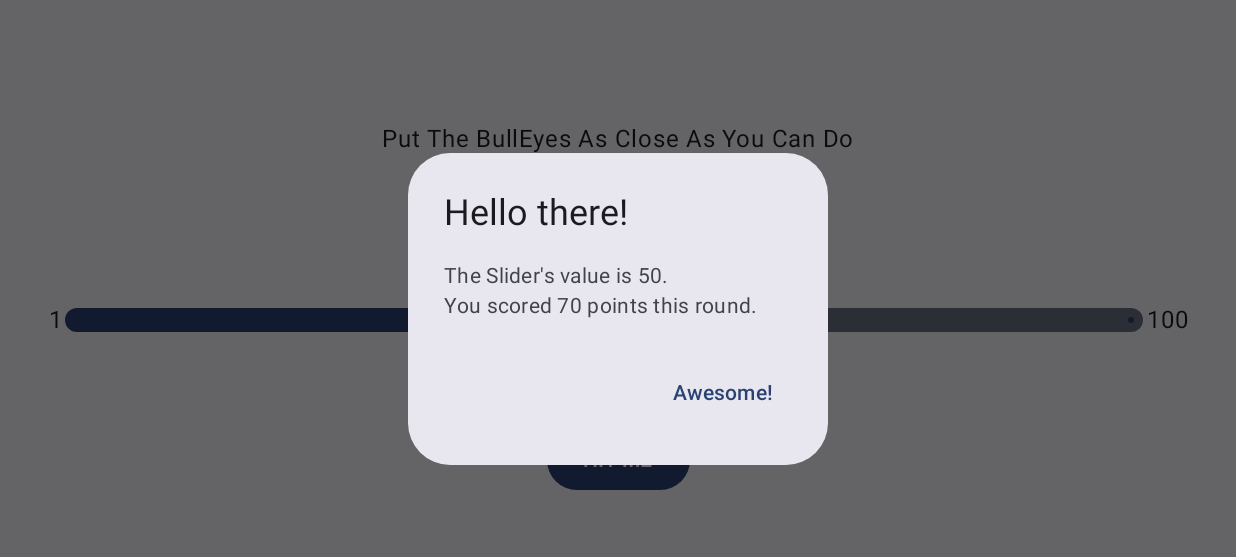
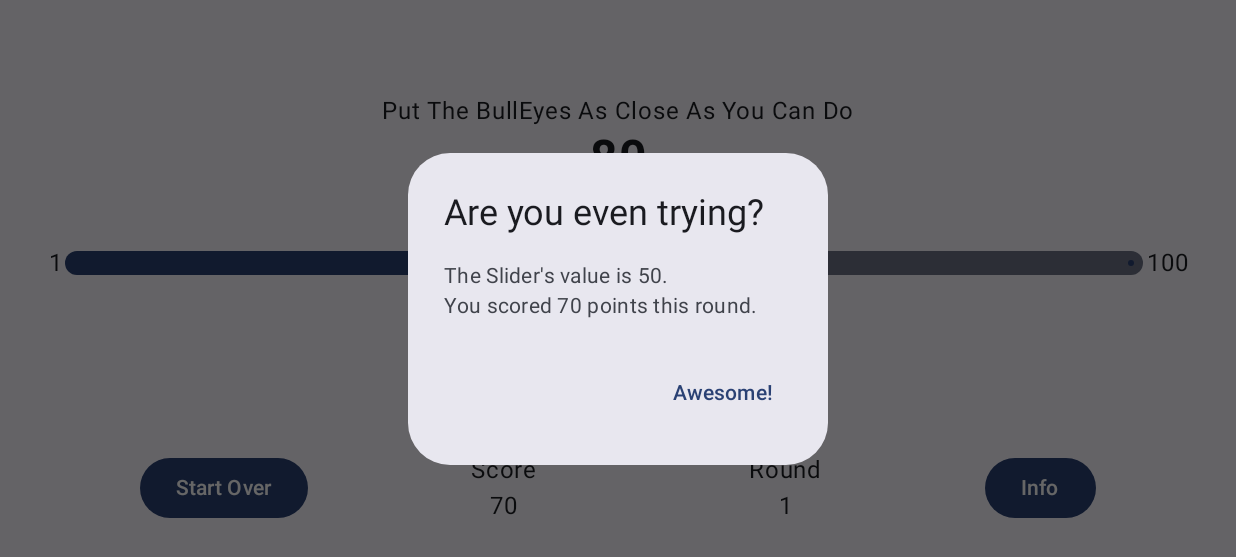
Before and after one commit to dclcs/Bulleys, an Android app built with Jetpack Compose: the screen it shows after launch (MainActivity), after a tap on "HIT ME", on a phone screen of 824 x 412 dp (held sideways). Shown: the top 557 px of the screen. Run offline under Robolectric (Android 15) with nearby library versions, the phone set to English and light mode, and no system bars.

Commit message:
add: start over button action and bonus and show different title with different difference

```diff
--- a/app/src/main/java/com/example/bulleys/MainActivity.kt
+++ b/app/src/main/java/com/example/bulleys/MainActivity.kt
@@ -9,7 +9,7 @@ import androidx.compose.material3.Surface
 import androidx.compose.material3.Text
 import androidx.compose.runtime.Composable
 import androidx.compose.ui.Modifier
-import androidx.compose.ui.tooling.preview.Preview
+import com.example.bulleys.screens.GameScreen
 import com.example.bulleys.ui.theme.BulleysTheme
 
 class MainActivity : ComponentActivity() {
--- /dev/null
+++ b/app/src/main/java/com/example/bulleys/components/GameDetail.kt
@@ -0,0 +1,57 @@
+package com.example.bulleys.components
+
+import androidx.compose.foundation.layout.Arrangement
+import androidx.compose.foundation.layout.Column
+import androidx.compose.foundation.layout.Row
+import androidx.compose.foundation.layout.padding
+import androidx.compose.material3.Button
+import androidx.compose.material3.Text
+import androidx.compose.runtime.Composable
+import androidx.compose.ui.Alignment
+import androidx.compose.ui.Modifier
+import androidx.compose.ui.res.stringResource
+import androidx.compose.ui.tooling.preview.Preview
+import androidx.compose.ui.unit.dp
+import com.example.bulleys.R
+
+@Composable
+fun GameDetail(
+    modifier: Modifier = Modifier,
+    totalScore: Int = 0,
+    round: Int = 0,
+    onStartOver: () -> Unit
+) {
+    Row(
+        verticalAlignment = Alignment.CenterVertically,
+        horizontalArrangement = Arrangement.SpaceEvenly,
+        modifier = modifier
+    ) {
+        Button(onClick = {
+            onStartOver()
+        }) {
+            Text(text = stringResource(id = R.string.start_over))
+        }
+        GameInfo(label = stringResource(id = R.string.score_label), value = totalScore)
+        GameInfo(label = stringResource(id = R.string.current_round_label), value = round)
+        Button(onClick = { /*TODO*/ }) {
+            Text(text = stringResource(id = R.string.info))
+        }
+    }
+}
+
+@Composable
+fun GameInfo(label: String, value: Int = 0) {
+    Column(
+        horizontalAlignment = Alignment.CenterHorizontally,
+        modifier = Modifier.padding(horizontal = 32.dp)
+    ) {
+        Text(text = label)
+        Text(text = value.toString())
+    }
+}
+
+@Preview(showBackground = true)
+@Composable
+fun GameDetailPreview() {
+    GameDetail(onStartOver = {})
+}
--- a/app/src/main/java/com/example/bulleys/GamePrompt.kt
+++ b/app/src/main/java/com/example/bulleys/components/GamePrompt.kt
@@ -1,4 +1,4 @@
-package com.example.bulleys
+package com.example.bulleys.components
 
 import androidx.compose.foundation.layout.Column
 import androidx.compose.material3.Text
@@ -8,6 +8,7 @@ import androidx.compose.ui.Modifier
 import androidx.compose.ui.res.stringResource
 import androidx.compose.ui.text.font.FontWeight
 import androidx.compose.ui.unit.sp
+import com.example.bulleys.R
 
 @Composable
 fun GamePrompt(
--- a/app/src/main/java/com/example/bulleys/ResultDialog.kt
+++ b/app/src/main/java/com/example/bulleys/components/ResultDialog.kt
@@ -1,4 +1,4 @@
-package com.example.bulleys
+package com.example.bulleys.components
 
 import androidx.compose.material3.AlertDialog
 import androidx.compose.material3.Text
@@ -6,10 +6,13 @@ import androidx.compose.material3.TextButton
 import androidx.compose.runtime.Composable
 import androidx.compose.ui.Modifier
 import androidx.compose.ui.res.stringResource
+import com.example.bulleys.R
 
 @Composable
 fun ResultDialog(
+    dialogTitle: Int,
     hideDialog: () -> Unit,
+    onRoundIncrement: () -> Unit,
     sliderValue: Int,
     points: Int,
     modifier: Modifier = Modifier
@@ -17,15 +20,17 @@ fun ResultDialog(
     AlertDialog(
         onDismissRequest = {
             hideDialog()
+            onRoundIncrement()
         },
         confirmButton = {
             TextButton(onClick = {
                 hideDialog()
+                onRoundIncrement()
             }) {
                 Text(text = stringResource(id = R.string.result_dialog_button_text))
             }
         },
-        title = { Text(text = stringResource(id = R.string.result_dialog_title)) },
+        title = { Text(text = stringResource(id = dialogTitle)) },
         text = { Text(text = stringResource(id = R.string.result_dialog_message, sliderValue, points)) },
     )
 }
--- a/app/src/main/java/com/example/bulleys/TargetSlider.kt
+++ b/app/src/main/java/com/example/bulleys/components/TargetSlider.kt
@@ -1,4 +1,4 @@
-package com.example.bulleys
+package com.example.bulleys.components
 
 import androidx.compose.foundation.layout.Row
 import androidx.compose.foundation.layout.padding
@@ -10,6 +10,7 @@ import androidx.compose.ui.Modifier
 import androidx.compose.ui.res.stringResource
 import androidx.compose.ui.text.style.TextAlign
 import androidx.compose.ui.unit.dp
+import com.example.bulleys.R
 
 @Composable
 fun TargetSlider(
--- a/app/src/main/java/com/example/bulleys/GameScreen.kt
+++ b/app/src/main/java/com/example/bulleys/screens/GameScreen.kt
@@ -1,50 +1,96 @@
-package com.example.bulleys
+package com.example.bulleys.screens
 
 import androidx.compose.foundation.layout.Arrangement
 import androidx.compose.foundation.layout.Column
-import androidx.compose.foundation.layout.Row
 import androidx.compose.foundation.layout.Spacer
 import androidx.compose.foundation.layout.fillMaxSize
+import androidx.compose.foundation.layout.fillMaxWidth
 import androidx.compose.foundation.layout.padding
 import androidx.compose.material3.Button
-import androidx.compose.material3.Slider
 import androidx.compose.material3.Text
 import androidx.compose.runtime.Composable
 import androidx.compose.runtime.getValue
 import androidx.compose.runtime.mutableStateOf
-import androidx.compose.runtime.remember
 import androidx.compose.runtime.saveable.rememberSaveable
 import androidx.compose.runtime.setValue
 import androidx.compose.ui.Alignment
 import androidx.compose.ui.Modifier
 import androidx.compose.ui.res.stringResource
-import androidx.compose.ui.text.font.FontWeight
-import androidx.compose.ui.text.style.TextAlign
 import androidx.compose.ui.tooling.preview.Devices
 import androidx.compose.ui.tooling.preview.Preview
 import androidx.compose.ui.unit.dp
-import androidx.compose.ui.unit.sp
+import com.example.bulleys.R
+import com.example.bulleys.components.GameDetail
+import com.example.bulleys.components.GamePrompt
+import com.example.bulleys.components.ResultDialog
+import com.example.bulleys.components.TargetSlider
 import com.example.bulleys.ui.theme.BulleysTheme
 import kotlin.math.abs
 import kotlin.random.Random
 
 @Composable
 fun GameScreen() {
+    fun newTargetValue() = Random.nextInt(1, 100)
+
     var alertIsVisible by rememberSaveable {
         mutableStateOf(false)
     }
     var sliderValue by rememberSaveable {
         mutableStateOf(0.5f)
     }
-    val targetValue by rememberSaveable {
-        mutableStateOf(Random.nextInt(1, 100))
+    var targetValue by rememberSaveable {
+        mutableStateOf(newTargetValue())
     }
     val sliderToInt = (sliderValue * 100).toInt()
 
+    var totalScore by rememberSaveable {
+        mutableStateOf(0)
+    }
+
+    var currentRound by rememberSaveable {
+        mutableStateOf(1)
+    }
+
+    // remove code smell
+    fun differenceAmount() = abs(targetValue - sliderToInt)
+
     fun pointsForCurrentRound(): Int {
         val maxScore = 100
-        val difference: Int = abs(targetValue - sliderToInt)
-        return maxScore - difference
+        val difference: Int = differenceAmount()
+        var bouns = 0
+        if (difference == 0) {
+            bouns = 100
+        } else if (bouns == 1) {
+            bouns = 50
+        }
+        return (maxScore - difference) + bouns
+    }
+
+    fun alertTitle(): Int {
+        val difference = differenceAmount()
+        val title: Int = when {
+            difference == 0 -> {
+                R.string.alert_title_1
+            }
+            difference < 5 -> {
+                R.string.alert_title_2
+            }
+            difference <= 10 -> {
+                R.string.alert_title_3
+            }
+            else -> {
+                R.string.alert_title_4
+            }
+        }
+
+        return title
+    }
+
+    fun startNewGame() {
+        totalScore = 0
+        currentRound = 1
+        sliderValue = 0.5f
+        targetValue = newTargetValue()
     }
 
     Column(
@@ -69,16 +115,28 @@ fun GameScreen() {
             )
             Button(onClick = {
                 alertIsVisible = true
+                totalScore += pointsForCurrentRound()
             }) {
                 Text(text = stringResource(id = R.string.hit_me_button_text))
             }
+            GameDetail(
+                modifier = Modifier.fillMaxWidth(),
+                totalScore = totalScore,
+                round = currentRound,
+                onStartOver = { startNewGame() }
+            )
         }
         Spacer(modifier = Modifier.weight(.5f))
         if (alertIsVisible) {
             ResultDialog(
+                dialogTitle = alertTitle(),
                 hideDialog = { alertIsVisible = false },
                 sliderValue = sliderToInt,
-                points = pointsForCurrentRound()
+                points = pointsForCurrentRound(),
+                onRoundIncrement = {
+                    currentRound += 1
+                    targetValue = newTargetValue()
+                }
             )
         }
     }
--- a/app/src/main/res/values/strings.xml
+++ b/app/src/main/res/values/strings.xml
@@ -8,6 +8,14 @@
     <string name="result_dialog_button_text">Awesome!</string>
     <string name="result_dialog_message">The Slider\'s value is %1$d.\nYou scored %2$d points this round.</string>
     <string name="result_dialog_title">Hello there!</string>
+    <string name="start_over">Start Over</string>
+    <string name="info">Info</string>
+    <string name="score_label">Score</string>
+    <string name="current_round_label">Round</string>
+    <string name="alert_title_1">Perfect!</string>
+    <string name="alert_title_2">You almost had it!</string>
+    <string name="alert_title_3">Not bad.</string>
+    <string name="alert_title_4">Are you even trying?</string>
 
 
 </resources>
```
